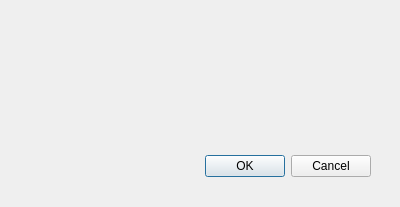
Old version of the form saveresulttester.ui in the repository BMUlyashev/f1772.
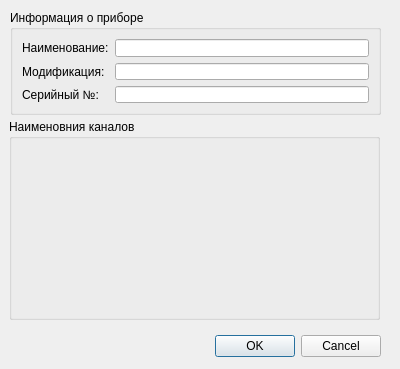
New version of the form.

Diff of the .ui file:
```diff
--- a/saveresulttester.ui
+++ b/saveresulttester.ui
@@ -7,7 +7,7 @@
     <x>0</x>
     <y>0</y>
     <width>400</width>
-    <height>207</height>
+    <height>369</height>
    </rect>
   </property>
   <property name="windowTitle">
@@ -16,8 +16,8 @@
   <widget class="QDialogButtonBox" name="buttonBox">
    <property name="geometry">
     <rect>
-     <x>30</x>
-     <y>150</y>
+     <x>40</x>
+     <y>330</y>
      <width>341</width>
      <height>32</height>
     </rect>
@@ -29,6 +29,64 @@
     <set>QDialogButtonBox::Cancel|QDialogButtonBox::Ok</set>
    </property>
   </widget>
+  <widget class="QGroupBox" name="groupBox">
+   <property name="geometry">
+    <rect>
+     <x>10</x>
+     <y>10</y>
+     <width>371</width>
+     <height>105</height>
+    </rect>
+   </property>
+   <property name="title">
+    <string>Информация о приборе</string>
+   </property>
+   <layout class="QGridLayout" name="gridLayout">
+    <item row="0" column="0">
+     <widget class="QLabel" name="label">
+      <property name="text">
+       <string>Наименование:</string>
+      </property>
+     </widget>
+    </item>
+    <item row="0" column="1">
+     <widget class="QLineEdit" name="lineEdit"/>
+    </item>
+    <item row="1" column="0">
+     <widget class="QLabel" name="label_2">
+      <property name="text">
+       <string>Модификация:</string>
+      </property>
+     </widget>
+    </item>
+    <item row="1" column="1">
+     <widget class="QLineEdit" name="lineEdit_2"/>
+    </item>
+    <item row="2" column="0">
+     <widget class="QLabel" name="label_3">
+      <property name="text">
+       <string>Серийный №:</string>
+      </property>
+     </widget>
+    </item>
+    <item row="2" column="1">
+     <widget class="QLineEdit" name="lineEdit_3"/>
+    </item>
+   </layout>
+  </widget>
+  <widget class="QGroupBox" name="groupBox_2">
+   <property name="geometry">
+    <rect>
+     <x>9</x>
+     <y>119</y>
+     <width>371</width>
+     <height>201</height>
+    </rect>
+   </property>
+   <property name="title">
+    <string>Наименовния каналов</string>
+   </property>
+  </widget>
  </widget>
  <resources/>
  <connections>
```
